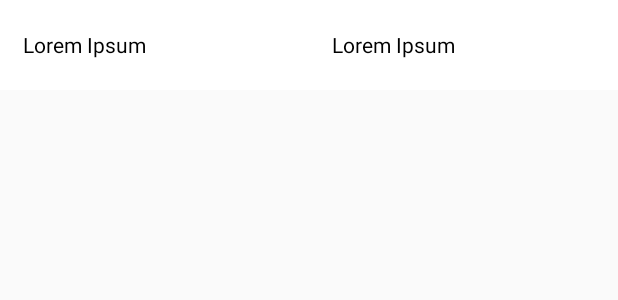
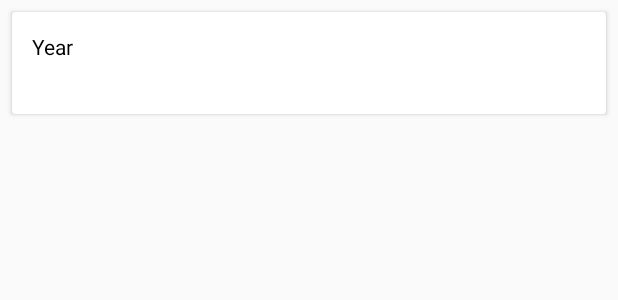
Before and after one commit to nematbano/MobileDataTraffic, an Android app: the layout view_data_list_item.xml on its own in the app's theme, with its tools: preview values and no code run, on a phone screen of 412 x 824 dp. Shown: the top 300 px of the screen. Run offline under Robolectric (Android 15) with nearby library versions, the phone set to English and light mode, and no system bars.

Commit message:
Update UI to use cardview

```diff
--- a/app/build.gradle
+++ b/app/build.gradle
@@ -32,4 +32,5 @@ dependencies {
     androidTestImplementation 'androidx.test.ext:junit:1.1.1'
     androidTestImplementation 'androidx.test.espresso:espresso-core:3.2.0'
     implementation 'androidx.recyclerview:recyclerview:1.0.0'
+    implementation 'androidx.cardview:cardview:1.0.0'
 }
--- a/app/src/main/java/com/mobiledatatraffic/list/DataListAdapter.java
+++ b/app/src/main/java/com/mobiledatatraffic/list/DataListAdapter.java
@@ -30,11 +30,6 @@ public class DataListAdapter extends RecyclerView.Adapter<RecyclerView.ViewHolde
                         .inflate(R.layout.view_data_list_item, parent, false);
                 return new DataListItemViewHolder(view);
 
-            case LIST_SEPARATOR:
-                view = LayoutInflater.from(parent.getContext())
-                        .inflate(R.layout.view_data_list_separator, parent, false);
-                return new DataListStaticViewHolder(view);
-
             default:
                 throw new IllegalStateException(
                         "Unknown type " + viewType + " for ListAdapter");
@@ -49,7 +44,6 @@ public class DataListAdapter extends RecyclerView.Adapter<RecyclerView.ViewHolde
                 ((DataListItemViewHolder) holder).bindView((DataListItemViewModel) viewModel);
                 break;
             case LIST_HEADER:
-            case LIST_SEPARATOR:
                 break;
             default:
                 throw new IllegalStateException(
--- a/app/src/main/java/com/mobiledatatraffic/list/DataListViewModelFactory.java
+++ b/app/src/main/java/com/mobiledatatraffic/list/DataListViewModelFactory.java
@@ -11,16 +11,10 @@ public class DataListViewModelFactory {
         if (dataList == null || dataList.isEmpty()) {
             return new ArrayList<>();
         }
-
         List<DataListViewModel> viewModels = new ArrayList<>();
-
         viewModels.add(new DataListHeaderViewModel());
-        viewModels.add(new DataListSeparatorViewModel());
         for (int i = 0; i < dataList.size(); i++) {
             viewModels.add(new DataListItemViewModel(dataList.get(i)));
-            if (i < dataList.size() - 1) {
-                viewModels.add(new DataListSeparatorViewModel());
-            }
         }
 
         return viewModels;
--- a/app/src/main/java/com/mobiledatatraffic/list/DataListViewType.java
+++ b/app/src/main/java/com/mobiledatatraffic/list/DataListViewType.java
@@ -7,12 +7,10 @@ import java.lang.annotation.RetentionPolicy;
 @Retention(RetentionPolicy.SOURCE)
 @IntDef({
         DataListViewType.LIST_HEADER,
-        DataListViewType.LIST_ITEM,
-        DataListViewType.LIST_SEPARATOR
+        DataListViewType.LIST_ITEM
 })
 
 public @interface DataListViewType {
     int LIST_HEADER=1;
     int LIST_ITEM = 2;
-    int LIST_SEPARATOR = 3;
 }
--- a/app/src/main/res/layout/view_data_list_item.xml
+++ b/app/src/main/res/layout/view_data_list_item.xml
@@ -1,34 +1,58 @@
+<androidx.cardview.widget.CardView xmlns:android="http://schemas.android.com/apk/res/android"
+        xmlns:app="http://schemas.android.com/apk/res-auto"
+        android:layout_width="match_parent"
+        android:layout_height="wrap_content"
+        android:layout_margin="8dp"
+        android:orientation="vertical"
+       >
 <LinearLayout
-    xmlns:android="http://schemas.android.com/apk/res/android"
-    xmlns:tools="http://schemas.android.com/tools"
-    android:layout_width="match_parent"
+    android:layout_width="wrap_content"
     android:layout_height="wrap_content"
-    android:background="@android:color/white"
-    android:minHeight="60dp"
     android:orientation="horizontal">
-    <TextView
-        android:id="@+id/year"
+        <LinearLayout
+            android:layout_width="match_parent"
+            android:layout_height="wrap_content"
+            android:orientation="vertical"
+            android:padding="12dp">
+            <LinearLayout
+                android:layout_width="wrap_content"
+                android:layout_height="wrap_content"
+                android:orientation="horizontal">
+                <TextView
+                    android:layout_width="match_parent"
+                    android:layout_height="wrap_content"
+                    android:padding="1dp"
+                    android:text="Year "
+                    android:textColor="@android:color/black" />
+            <TextView
+                android:id="@+id/year"
+                android:layout_width="match_parent"
+                android:layout_height="wrap_content"
+                android:padding="1dp"
+                android:textColor="@android:color/black" />
+            </LinearLayout>
+
+            <TextView
+                android:id="@+id/volume"
+                android:layout_width="match_parent"
+                android:layout_height="wrap_content"
+                android:padding="1dp" />
+
+
+        </LinearLayout>
+    <View
         android:layout_width="0dp"
-        android:layout_height="match_parent"
-        android:layout_weight="1"
-        android:layout_margin="15dp"
-        android:gravity="center_vertical"
-        android:textColor="@android:color/black"
-        tools:text="Lorem Ipsum"/>
-    <TextView
-        android:id="@+id/volume"
-        android:layout_width="0dp"
-        android:layout_height="match_parent"
-        android:layout_weight="1"
-        android:gravity="center_vertical"
-        android:textColor="@android:color/black"
-        tools:text="Lorem Ipsum"/>
+        android:layout_height="0dp"
+        android:layout_weight="1" />
     <ImageView
         android:id="@+id/low_image"
         android:layout_width="20dp"
         android:layout_height="20dp"
         android:layout_gravity="center_vertical"
+        android:layout_marginRight="15dp"
         android:visibility="gone"
         android:scaleType="fitXY"
         android:background="@drawable/down"/>
-</LinearLayout>
+    </LinearLayout>
+
+    </androidx.cardview.widget.CardView>
--- a/app/src/main/res/values/strings.xml
+++ b/app/src/main/res/values/strings.xml
@@ -1,3 +1,4 @@
 <resources>
     <string name="app_name">MobileDataTraffic</string>
+    <string name="header">Data Volume between Year 2008 and 2018</string>
 </resources>
```
Also changed, not shown: app/src/main/java/com/mobiledatatraffic/list/DataListSeparatorViewModel.java (deleted, +0 -11 lines), app/src/main/res/layout/view_data_list_header.xml (+3 -13 lines).
